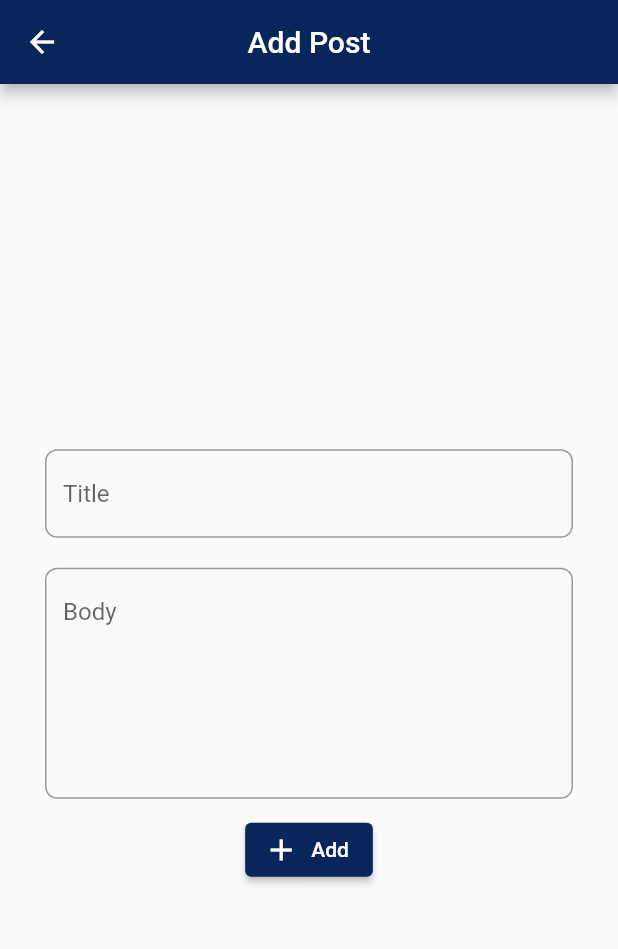
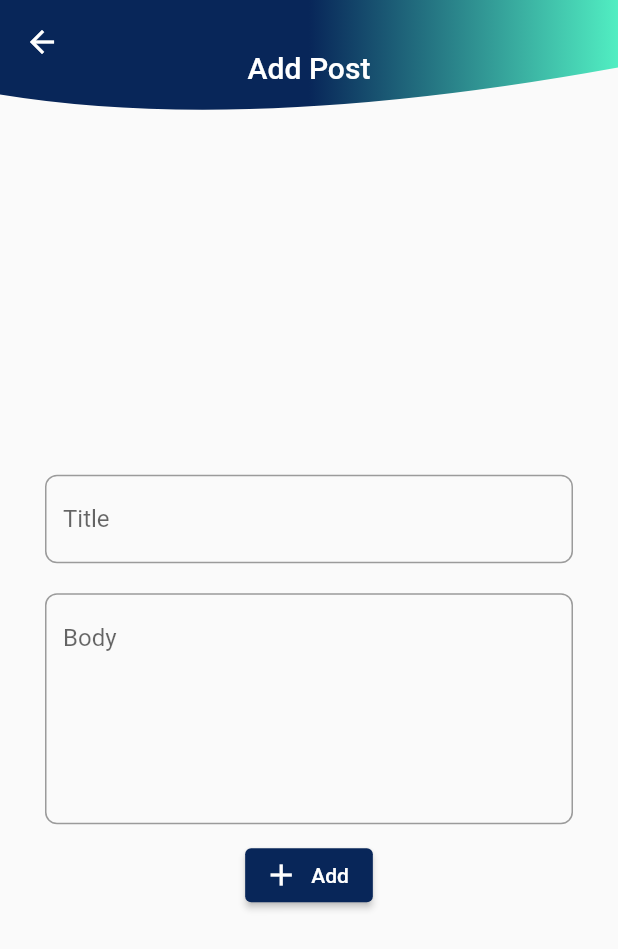
Before and after one commit to sedramerkhan/PostsAppCleanArchiticure, a Flutter app: the PostAddUpdatePage screen opened directly, on a phone screen of 412 x 824 dp. Shown: the top 949 px of the screen. Run offline on Flutter 3.47's test engine with Material 2 defaults, Android fonts, the phone set to English and light mode, and no system bars; our stand-ins replace bloc, dartz, equatable, flutter_bloc, get_it, internet_connection_checker and 1 more; accounts and stored records are empty; network calls fail.

Commit message:
custom topAppbar

```diff
--- /dev/null
+++ b/lib/core/widgets/appbar/BackgroundWaveClipper.dart
@@ -0,0 +1,26 @@
+import 'dart:ui';
+
+import 'package:flutter/cupertino.dart';
+
+class BackgroundWaveClipper extends CustomClipper<Path> {
+  @override
+  Path getClip(Size size) {
+    var path = Path();
+
+    final p0 = size.height * 0.7;
+    path.lineTo(0.0, p0);
+
+    final controlPoint = Offset(size.width * 0.4, size.height);
+    final endPoint = Offset(size.width, size.height / 2);
+    path.quadraticBezierTo(controlPoint.dx, controlPoint.dy, endPoint.dx, endPoint.dy);
+
+    path.lineTo(size.width, 0.0);
+    path.close();
+
+    return path;
+  }
+
+  @override
+  bool shouldReclip(BackgroundWaveClipper oldClipper) =>
+      oldClipper != this;
+}
--- /dev/null
+++ b/lib/core/widgets/appbar/appbar_widget.dart
@@ -0,0 +1,43 @@
+import 'package:clean_architecture_posts_app/core/app_theme.dart';
+import 'package:clean_architecture_posts_app/core/widgets/appbar/BackgroundWaveClipper.dart';
+import 'package:flutter/material.dart';
+
+class AppBarWidget extends StatelessWidget implements PreferredSizeWidget {
+  final String title;
+
+  const AppBarWidget({Key? key, required this.title}) : super(key: key);
+
+  @override
+  Widget build(BuildContext context) {
+    return AppBar(
+      backgroundColor: Colors.transparent,
+      elevation: 0.0,
+      flexibleSpace: ClipPath(
+        clipper: BackgroundWaveClipper(),
+        child: Container(
+          height: 150,
+          width: double.infinity,
+          decoration: const BoxDecoration(
+            gradient: LinearGradient(
+              colors: [
+                primaryColor,
+                 primaryColor,
+                // primaryColor,
+                secondaryColor
+              ],
+            ),
+          ),
+          child: Center(
+              child: Text(
+            title,
+            style: const TextStyle(
+                fontSize: 20, fontWeight: FontWeight.w500, color: Colors.white),
+          )),
+        ),
+      ),
+    );
+  }
+
+  @override
+  Size get preferredSize => const Size.fromHeight(90);
+}
--- a/lib/features/posts/presentation/pages/post_add_update_page.dart
+++ b/lib/features/posts/presentation/pages/post_add_update_page.dart
@@ -1,3 +1,4 @@
+import 'package:clean_architecture_posts_app/core/widgets/appbar/appbar_widget.dart';
 import 'package:clean_architecture_posts_app/features/posts/presentation/bloc/add_delete_update_post/add_delete_update_post_bloc.dart';
 import 'package:clean_architecture_posts_app/features/posts/presentation/pages/posts_page.dart';
 import 'package:flutter/material.dart';
@@ -19,14 +20,8 @@ class PostAddUpdatePage extends StatelessWidget {
   @override
   Widget build(BuildContext context) {
     return Scaffold(
-      appBar: _buildAppbar(),
+      appBar: AppBarWidget(title: isUpdatePost ? "Edit Post" : "Add Post"),
       body: _buildBody(context),
-    );
-  }
-
-  AppBar _buildAppbar() {
-    return AppBar(
-      title: Text(isUpdatePost ? "Edit Post" : "Add Post"),
     );
   }
 
--- a/lib/features/posts/presentation/pages/post_detail_page.dart
+++ b/lib/features/posts/presentation/pages/post_detail_page.dart
@@ -1,3 +1,4 @@
+import 'package:clean_architecture_posts_app/core/widgets/appbar/appbar_widget.dart';
 import 'package:flutter/material.dart';
 
 import '../../domain/entities/posts.dart';
@@ -11,24 +12,16 @@ class PostDetailPage extends StatelessWidget {
   @override
   Widget build(BuildContext context) {
     return Scaffold(
-      appBar: _buildAppbar(),
+      appBar: const AppBarWidget(title: "Post Detail"),
       body: _buildBody(),
-    );
-  }
-
-
-  AppBar _buildAppbar() {
-    return AppBar(
-      title: const Text("Post Detail"),
     );
   }
 
   Widget _buildBody() {
     return Center(
         child: Padding(
-          padding: const EdgeInsets.all(10),
-          child: PostDetailWidget(post: post),
-        )
-    );
+      padding: const EdgeInsets.all(10),
+      child: PostDetailWidget(post: post),
+    ));
   }
 }
--- a/lib/features/posts/presentation/pages/posts_page.dart
+++ b/lib/features/posts/presentation/pages/posts_page.dart
@@ -1,3 +1,4 @@
+import 'package:clean_architecture_posts_app/core/widgets/appbar/appbar_widget.dart';
 import 'package:clean_architecture_posts_app/features/posts/presentation/bloc/posts/posts_bloc.dart';
 import 'package:clean_architecture_posts_app/features/posts/presentation/pages/post_add_update_page.dart';
 import 'package:flutter/material.dart';
@@ -15,15 +16,12 @@ class PostsPage extends StatelessWidget {
   @override
   Widget build(BuildContext context) {
     return Scaffold(
-      appBar: _buildAppbar(),
+      appBar: const AppBarWidget(title: "Posts"),
       body: _buildBody(),
       floatingActionButton: _buildFloatingActionBtn(context),
     );
   }
 
-  AppBar _buildAppbar() => AppBar(
-        title: const Text("Posts"),
-      );
 
   Widget _buildBody() {
     return Padding(
```
Also changed, not shown: 1 other file.
